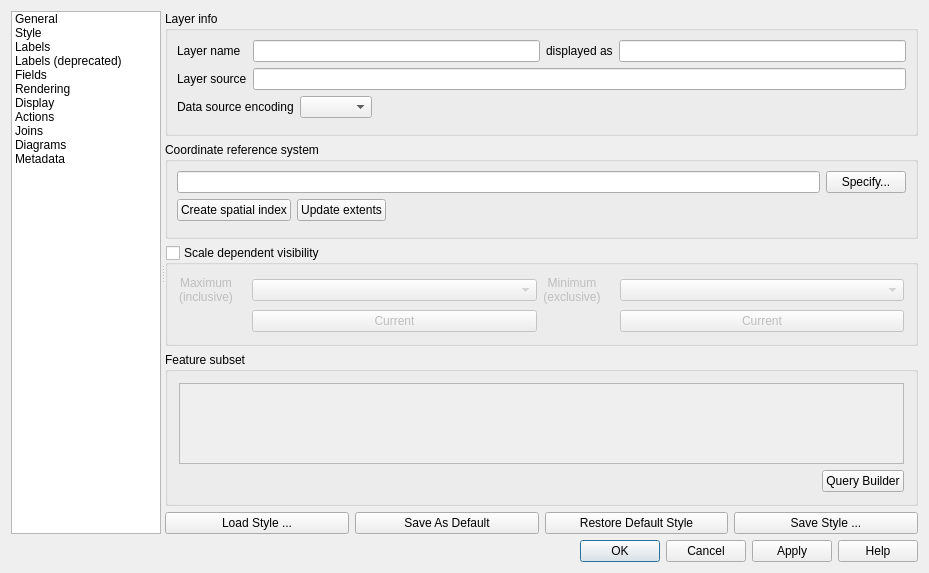
Old version of the form src/ui/qgsvectorlayerpropertiesbase.ui in the repository qgis/QGIS.
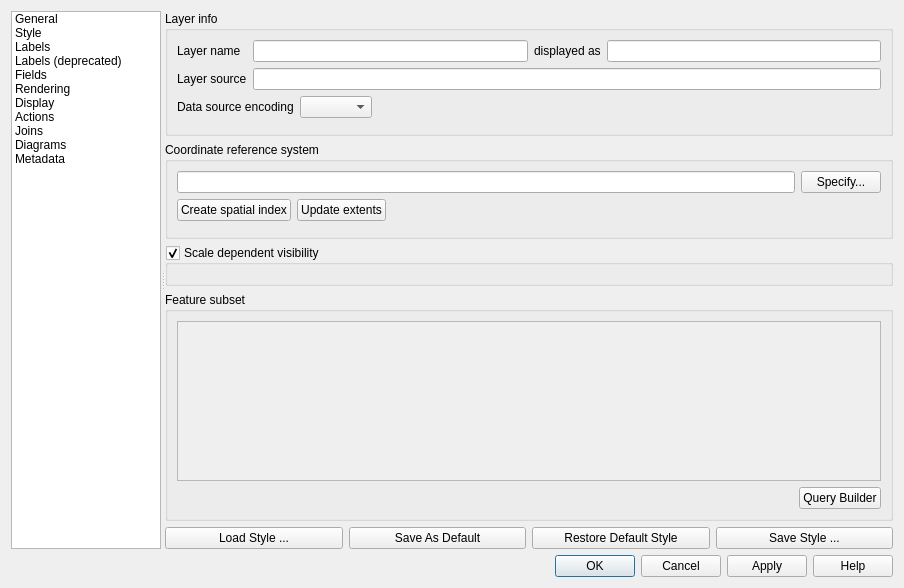
New version of the form. The open tabs and pages were chosen to show the change. Icons and pictures are not drawn. Custom widgets are drawn as their Qt base class.

Commit message: custom widgets for Qt Designer, QgsScaleVisibilityGroupBox plugin

Diff of the .ui file:
```diff
--- a/src/ui/qgsvectorlayerpropertiesbase.ui
+++ b/src/ui/qgsvectorlayerpropertiesbase.ui
@@ -6,8 +6,8 @@
    <rect>
     <x>0</x>
     <y>0</y>
-    <width>929</width>
-    <height>573</height>
+    <width>904</width>
+    <height>588</height>
    </rect>
   </property>
   <property name="minimumSize">
@@ -266,8 +266,8 @@
                <rect>
                 <x>0</x>
                 <y>0</y>
-                <width>383</width>
-                <height>504</height>
+                <width>730</width>
+                <height>502</height>
                </rect>
               </property>
               <layout class="QVBoxLayout" name="verticalLayout_13">
@@ -374,7 +374,10 @@
                  <property name="title">
                   <string>Coordinate reference system</string>
                  </property>
-                 <property name="syncGroup" stdset="0">
+                 <property name="checkable">
+                  <bool>false</bool>
+                 </property>
+                 <property name="syncGroup">
                   <string notr="true">vectorgeneral</string>
                  </property>
                  <layout class="QVBoxLayout" name="verticalLayout_27">
@@ -460,141 +463,14 @@
                  <property name="checkable">
                   <bool>true</bool>
                  </property>
-                 <property name="checked">
-                  <bool>false</bool>
-                 </property>
-                 <property name="syncGroup" stdset="0">
-                  <string notr="true">vectorgeneral</string>
-                 </property>
-                 <layout class="QGridLayout" name="_5">
-                  <property name="verticalSpacing">
-                   <number>6</number>
-                  </property>
-                  <property name="margin">
-                   <number>11</number>
-                  </property>
-                  <item row="0" column="4">
-                   <widget class="QLabel" name="textLabel1_2_2_2">
-                    <property name="toolTip">
-                     <string>Minimum scale, i.e. maximum scale denominator. This limit is exclusive, that means the layer will not be displayed on this scale.</string>
-                    </property>
-                    <property name="layoutDirection">
-                     <enum>Qt::LeftToRight</enum>
-                    </property>
-                    <property name="text">
-                     <string>&lt;html&gt;&lt;head/&gt;&lt;body&gt;&lt;p align=&quot;center&quot;&gt;&lt;span style=&quot; font-size:0.75em;&quot;&gt;Minimum&lt;br&gt;(exclusive)&lt;/span&gt;&lt;/p&gt;&lt;/body&gt;&lt;/html&gt;</string>
-                    </property>
-                   </widget>
-                  </item>
-                  <item row="0" column="6">
-                   <widget class="QgsScaleComboBox" name="cbMaximumScale">
-                    <property name="sizePolicy">
-                     <sizepolicy hsizetype="Expanding" vsizetype="Fixed">
-                      <horstretch>0</horstretch>
-                      <verstretch>0</verstretch>
-                     </sizepolicy>
-                    </property>
-                   </widget>
-                  </item>
-                  <item row="1" column="6">
-                   <widget class="QPushButton" name="mMaximumScaleSetCurrentPushButton">
-                    <property name="text">
-                     <string>Current</string>
-                    </property>
-                   </widget>
-                  </item>
-                  <item row="1" column="2">
-                   <widget class="QPushButton" name="mMinimumScaleSetCurrentPushButton">
-                    <property name="text">
-                     <string>Current</string>
-                    </property>
-                   </widget>
-                  </item>
-                  <item row="0" column="2">
-                   <widget class="QgsScaleComboBox" name="cbMinimumScale">
-                    <property name="sizePolicy">
-                     <sizepolicy hsizetype="Expanding" vsizetype="Fixed">
-                      <horstretch>0</horstretch>
-                      <verstretch>0</verstretch>
-                     </sizepolicy>
-                    </property>
-                    <property name="minimumSize">
-                     <size>
-                      <width>100</width>
-                      <height>0</height>
-                     </size>
-                    </property>
-                   </widget>
-                  </item>
+                 <layout class="QGridLayout" name="gridLayout_6">
                   <item row="0" column="0">
-                   <widget class="QLabel" name="textLabel1_3">
+                   <widget class="QgsScaleVisibilityWidget" name="mScaleVisibilityWidget">
                     <property name="toolTip">
                      <string>Maximum scale, i.e. minimum scale denominator. This limit is inclusive, that means the layer will be displayed on this scale.</string>
                     </property>
-                    <property name="text">
-                     <string>&lt;html&gt;&lt;head/&gt;&lt;body&gt;&lt;p align=&quot;center&quot;&gt;&lt;span style=&quot; font-size:0.75em;&quot;&gt;Maximum&lt;br&gt;(inclusive)&lt;/span&gt;&lt;/p&gt;&lt;/body&gt;&lt;/html&gt;</string>
-                    </property>
-                   </widget>
-                  </item>
-                  <item row="0" column="1">
-                   <widget class="QLabel" name="mMaximumScaleIconLabel">
-                    <property name="sizePolicy">
-                     <sizepolicy hsizetype="Fixed" vsizetype="Fixed">
-                      <horstretch>0</horstretch>
-                      <verstretch>0</verstretch>
-                     </sizepolicy>
-                    </property>
-                    <property name="minimumSize">
-                     <size>
-                      <width>0</width>
-                      <height>0</height>
-                     </size>
-                    </property>
-                    <property name="maximumSize">
-                     <size>
-                      <width>22</width>
-                      <height>22</height>
-                     </size>
-                    </property>
-                    <property name="text">
-                     <string/>
-                    </property>
-                    <property name="pixmap">
-                     <pixmap resource="../../images/images.qrc">:/images/themes/default/mActionZoomIn.svg</pixmap>
-                    </property>
-                    <property name="scaledContents">
-                     <bool>true</bool>
-                    </property>
-                   </widget>
-                  </item>
-                  <item row="0" column="5">
-                   <widget class="QLabel" name="mMinimumScaleIconLabel">
-                    <property name="sizePolicy">
-                     <sizepolicy hsizetype="Fixed" vsizetype="Fixed">
-                      <horstretch>0</horstretch>
-                      <verstretch>0</verstretch>
-                     </sizepolicy>
-                    </property>
-                    <property name="minimumSize">
-                     <size>
-                      <width>0</width>
-                      <height>0</height>
-                     </size>
-                    </property>
-                    <property name="maximumSize">
-                     <size>
-                      <width>22</width>
-                      <height>22</height>
-                     </size>
-                    </property>
-                    <property name="text">
-                     <string/>
-                    </property>
-                    <property name="pixmap">
-                     <pixmap resource="../../images/images.qrc">:/images/themes/default/mActionZoomOut.svg</pixmap>
-                    </property>
-                    <property name="scaledContents">
-                     <bool>true</bool>
+                    <property name="whatsThis">
+                     <string>A widget to define the scale visibility.</string>
                     </property>
                    </widget>
                   </item>
@@ -612,23 +488,11 @@
                  <property name="title">
                   <string>Feature subset</string>
                  </property>
-                 <property name="syncGroup" stdset="0">
-                  <string notr="true">vectorgeneral</string>
-                 </property>
-                 <layout class="QGridLayout">
-                  <property name="margin">
-                   <number>11</number>
-                  </property>
-                  <item row="0" column="0" colspan="2">
-                   <widget class="QTextEdit" name="txtSubsetSQL">
-                    <property name="enabled">
-                     <bool>false</bool>
-                    </property>
-                    <property name="acceptDrops">
-                     <bool>false</bool>
-                    </property>
-                    <property name="acceptRichText">
-                     <bool>false</bool>
+                 <layout class="QGridLayout" name="gridLayout_4">
+                  <item row="1" column="1">
+                   <widget class="QPushButton" name="pbnQueryBuilder">
+                    <property name="text">
+                     <string>Query Builder</string>
                     </property>
                    </widget>
                   </item>
@@ -648,10 +512,16 @@
                     </property>
                    </spacer>
                   </item>
-                  <item row="1" column="1">
-                   <widget class="QPushButton" name="pbnQueryBuilder">
-                    <property name="text">
-                     <string>Query Builder</string>
+                  <item row="0" column="0" colspan="2">
+                   <widget class="QTextEdit" name="txtSubsetSQL">
+                    <property name="enabled">
+                     <bool>false</bool>
+                    </property>
+                    <property name="acceptDrops">
+                     <bool>false</bool>
+                    </property>
+                    <property name="acceptRichText">
+                     <bool>false</bool>
                     </property>
                    </widget>
                   </item>
@@ -1767,17 +1637,22 @@
   </layout>
  </widget>
  <customwidgets>
-  <customwidget>
-   <class>QgsScaleComboBox</class>
-   <extends>QComboBox</extends>
-   <header>qgsscalecombobox.h</header>
-  </customwidget>
   <customwidget>
    <class>QgsCollapsibleGroupBox</class>
    <extends>QGroupBox</extends>
    <header>qgscollapsiblegroupbox.h</header>
    <container>1</container>
   </customwidget>
+  <customwidget>
+   <class>QgsScaleVisibilityWidget</class>
+   <extends>QWidget</extends>
+   <header>qgsscalevisibilitywidget.h</header>
+  </customwidget>
+  <customwidget>
+   <class>QgsScaleComboBox</class>
+   <extends>QComboBox</extends>
+   <header>qgsscalecombobox.h</header>
+  </customwidget>
  </customwidgets>
  <resources>
   <include location="../../images/images.qrc"/>
```
Left out of the diff: 49 changed lines with no effect on the pictures. The commit also changes 15 other files.
